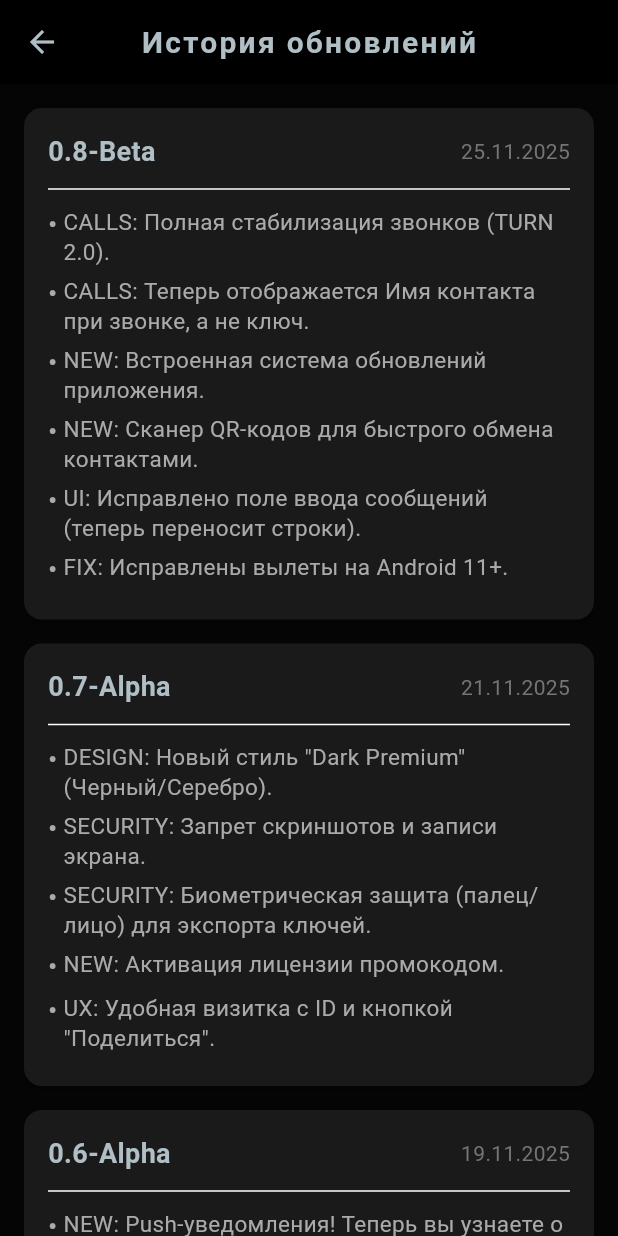
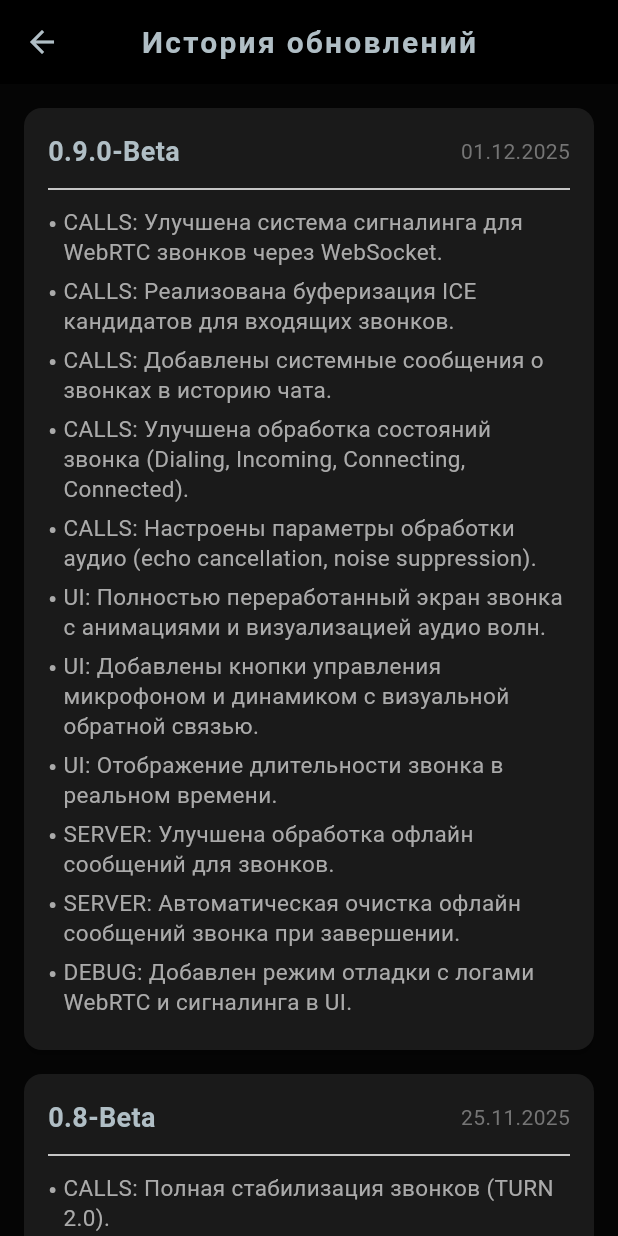
Before and after one commit to vadimkolobanov/orpheus_client, a Flutter app: the UpdatesScreen screen opened directly, on a phone screen of 412 x 824 dp. Run offline on Flutter 3.47's test engine with Material 3 defaults, Android fonts, the phone set to English and light mode, and no system bars; our stand-ins replace audioplayers, firebase_core, firebase_messaging, flutter_secure_storage, google_fonts, local_auth and 6 more; missing offline and left inert: cryptography, flutter_webrtc, mobile_scanner; accounts and stored records are empty.

Commit message:
0.9.0 release

```diff
--- a/lib/chat_screen.dart
+++ b/lib/chat_screen.dart
@@ -188,7 +188,7 @@ class _ChatScreenState extends State<ChatScreen> with TickerProviderStateMixin {
 
                   if (isMyMessage) ...[
                     const SizedBox(width: 4),
-                    Icon(Icons.done_all, size: 14, color: Colors.black), // Черная галочка на светлом фоне
+                    const Icon(Icons.done_all, size: 14, color: Colors.black), // Черная галочка на светлом фоне
                   ]
                 ],
               ),
--- a/lib/config.dart
+++ b/lib/config.dart
@@ -2,7 +2,7 @@
 
 class AppConfig {
   // Текущая отображаемая версия
-  static const String appVersion = "v0.8-Beta";
+  static const String appVersion = "v0.9.0-Beta";
 
   // IP сервера (Для эмулятора: 10.0.2.2, Для реального устройства: твой локальный IP, например 192.168.1.X)
   static const String serverIp = 'vadimkolobanov-orpheus-d95e.twc1.net';
@@ -20,6 +20,23 @@ class AppConfig {
 
   // --- Данные для Чейнджлога внутри приложения ---
   static const List<Map<String, dynamic>> changelogData = [
+    {
+      'version': '0.9.0-Beta',
+      'date': '01.12.2025',
+      'changes': [
+        'CALLS: Улучшена система сигналинга для WebRTC звонков через WebSocket.',
+        'CALLS: Реализована буферизация ICE кандидатов для входящих звонков.',
+        'CALLS: Добавлены системные сообщения о звонках в историю чата.',
+        'CALLS: Улучшена обработка состояний звонка (Dialing, Incoming, Connecting, Connected).',
+        'CALLS: Настроены параметры обработки аудио (echo cancellation, noise suppression).',
+        'UI: Полностью переработанный экран звонка с анимациями и визуализацией аудио волн.',
+        'UI: Добавлены кнопки управления микрофоном и динамиком с визуальной обратной связью.',
+        'UI: Отображение длительности звонка в реальном времени.',
+        'SERVER: Улучшена обработка офлайн сообщений для звонков.',
+        'SERVER: Автоматическая очистка офлайн сообщений звонка при завершении.',
+        'DEBUG: Добавлен режим отладки с логами WebRTC и сигналинга в UI.',
+      ]
+    },
     {
       'version': '0.8-Beta',
       'date': '25.11.2025',
--- a/lib/contacts_screen.dart
+++ b/lib/contacts_screen.dart
@@ -8,7 +8,6 @@ import 'package:orpheus_project/chat_screen.dart';
 import 'package:orpheus_project/main.dart';
 import 'package:orpheus_project/models/contact_model.dart';
 import 'package:orpheus_project/services/database_service.dart';
-import 'package:orpheus_project/services/notification_service.dart';
 import 'package:orpheus_project/services/websocket_service.dart';
 import 'package:orpheus_project/updates_screen.dart';
 import 'package:orpheus_project/qr_scan_screen.dart';
--- a/lib/main_test.dart
+++ b/lib/main_test.dart
@@ -1,5 +1,4 @@
 import 'dart:async';
-import 'dart:convert';
 import 'package:flutter/material.dart';
 import 'package:flutter_webrtc/flutter_webrtc.dart';
 import 'package:permission_handler/permission_handler.dart';
@@ -95,8 +94,9 @@ class _WebRTCTestScreenState extends State<WebRTCTestScreen> {
       _pc!.onIceCandidate = (candidate) {
         if (candidate.candidate == null) return;
         String type = 'UNKNOWN';
-        if (candidate.candidate!.contains('typ relay')) type = 'RELAY (OK)';
-        else if (candidate.candidate!.contains('typ srflx')) type = 'STUN';
+        if (candidate.candidate!.contains('typ relay')) {
+          type = 'RELAY (OK)';
+        } else if (candidate.candidate!.contains('typ srflx')) type = 'STUN';
         else if (candidate.candidate!.contains('typ host')) type = 'HOST';
 
         _log("✅ КАНДИДАТ: $type");
--- a/pubspec.yaml
+++ b/pubspec.yaml
@@ -1,7 +1,7 @@
 name: orpheus_project
 description: "Secure Messaging"
 publish_to: 'none'
-version: 0.8.0+3
+version: 0.9.0+4
 
 environment:
   sdk: '>=3.0.0 <4.0.0'
```
Also changed, not shown: lib/call_screen.dart (+56 -2 lines), lib/services/webrtc_service.dart (+17 -9 lines), pubspec.lock, 2 other files.
